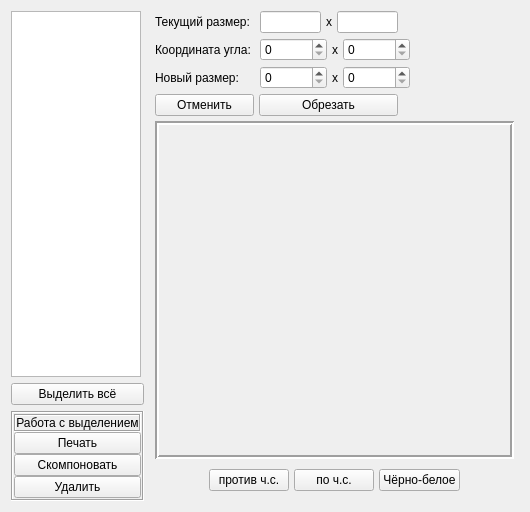
Qt form printerwidget.ui (bort-four/StudentHelper) before a commit.
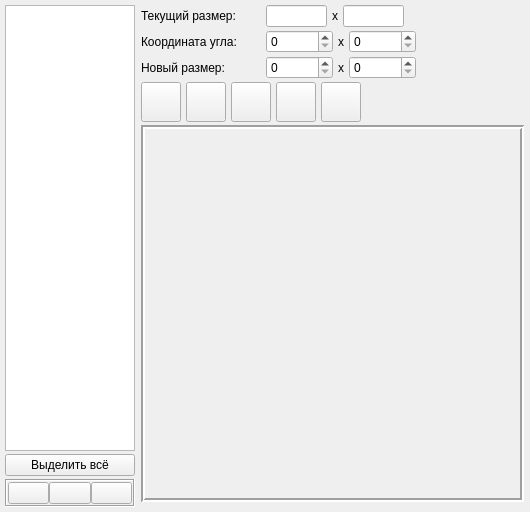
The same form after that commit. Icons and pictures are not drawn.

Commit message: Printer icons are updated

```diff
--- a/printerwidget.ui
+++ b/printerwidget.ui
@@ -14,10 +14,31 @@
    <string>Form</string>
   </property>
   <layout class="QGridLayout" name="gridLayout_2">
+   <property name="leftMargin">
+    <number>5</number>
+   </property>
+   <property name="topMargin">
+    <number>5</number>
+   </property>
+   <property name="rightMargin">
+    <number>5</number>
+   </property>
+   <property name="bottomMargin">
+    <number>5</number>
+   </property>
+   <property name="spacing">
+    <number>5</number>
+   </property>
    <item row="0" column="0">
-    <layout class="QHBoxLayout" name="horizontalLayout" stretch="0,3">
+    <layout class="QHBoxLayout" name="horizontalLayout" stretch="0,0">
+     <property name="spacing">
+      <number>3</number>
+     </property>
      <item>
       <layout class="QVBoxLayout" name="verticalLayout_2">
+       <property name="spacing">
+        <number>3</number>
+       </property>
        <item>
         <widget class="QListWidget" name="print_list">
          <property name="sizePolicy">
@@ -49,7 +70,7 @@
          <property name="frameShadow">
           <enum>QFrame::Sunken</enum>
          </property>
-         <layout class="QVBoxLayout" name="verticalLayout_3">
+         <layout class="QHBoxLayout" name="horizontalLayout_6">
           <property name="spacing">
            <number>0</number>
           </property>
@@ -65,43 +86,54 @@
           <property name="bottomMargin">
            <number>1</number>
           </property>
-          <item>
-           <widget class="QLabel" name="label">
-            <property name="frameShape">
-             <enum>QFrame::Box</enum>
-            </property>
-            <property name="frameShadow">
-             <enum>QFrame::Sunken</enum>
-            </property>
-            <property name="text">
-             <string>Работа с выделением</string>
-            </property>
-            <property name="alignment">
-             <set>Qt::AlignCenter</set>
-            </property>
-            <property name="margin">
-             <number>1</number>
-            </property>
-           </widget>
-          </item>
-          <item>
-           <widget class="QPushButton" name="print_button">
-            <property name="text">
-             <string>Печать</string>
-            </property>
-           </widget>
-          </item>
-          <item>
-           <widget class="QPushButton" name="compose_button">
-            <property name="text">
-             <string>Скомпоновать</string>
-            </property>
-           </widget>
-          </item>
           <item>
            <widget class="QPushButton" name="delete_selected_button">
             <property name="text">
-             <string>Удалить</string>
+             <string/>
+            </property>
+            <property name="icon">
+             <iconset>
+              <normaloff>../build-StudentHelper-Desktop_Qt_5_5_0_MinGW_32bit-Debug/DeleteIcon.png</normaloff>../build-StudentHelper-Desktop_Qt_5_5_0_MinGW_32bit-Debug/DeleteIcon.png</iconset>
+            </property>
+            <property name="iconSize">
+             <size>
+              <width>20</width>
+              <height>20</height>
+             </size>
+            </property>
+           </widget>
+          </item>
+          <item>
+           <widget class="QPushButton" name="compose_button">
+            <property name="text">
+             <string/>
+            </property>
+            <property name="icon">
+             <iconset>
+              <normaloff>../build-StudentHelper-Desktop_Qt_5_5_0_MinGW_32bit-Debug/CompIcon.jpg</normaloff>../build-StudentHelper-Desktop_Qt_5_5_0_MinGW_32bit-Debug/CompIcon.jpg</iconset>
+            </property>
+            <property name="iconSize">
+             <size>
+              <width>20</width>
+              <height>20</height>
+             </size>
+            </property>
+           </widget>
+          </item>
+          <item>
+           <widget class="QPushButton" name="print_button">
+            <property name="text">
+             <string/>
+            </property>
+            <property name="icon">
+             <iconset>
+              <normaloff>../build-StudentHelper-Desktop_Qt_5_5_0_MinGW_32bit-Debug/PrintIcon.png</normaloff>../build-StudentHelper-Desktop_Qt_5_5_0_MinGW_32bit-Debug/PrintIcon.png</iconset>
+            </property>
+            <property name="iconSize">
+             <size>
+              <width>20</width>
+              <height>20</height>
+             </size>
             </property>
            </widget>
           </item>
@@ -113,16 +145,16 @@
      <item>
       <layout class="QVBoxLayout" name="verticalLayout">
        <property name="spacing">
-        <number>5</number>
+        <number>3</number>
        </property>
        <property name="leftMargin">
-        <number>5</number>
+        <number>3</number>
        </property>
        <property name="topMargin">
         <number>0</number>
        </property>
        <property name="rightMargin">
-        <number>5</number>
+        <number>1</number>
        </property>
        <property name="bottomMargin">
         <number>5</number>
@@ -154,7 +186,7 @@
            </property>
            <property name="minimumSize">
             <size>
-             <width>100</width>
+             <width>120</width>
              <height>0</height>
             </size>
            </property>
@@ -250,7 +282,7 @@
            </property>
            <property name="minimumSize">
             <size>
-             <width>100</width>
+             <width>120</width>
              <height>0</height>
             </size>
            </property>
@@ -334,7 +366,7 @@
            </property>
            <property name="minimumSize">
             <size>
-             <width>100</width>
+             <width>120</width>
              <height>0</height>
             </size>
            </property>
@@ -415,12 +447,22 @@
            </property>
            <property name="minimumSize">
             <size>
-             <width>99</width>
-             <height>0</height>
+             <width>40</width>
+             <height>40</height>
             </size>
            </property>
            <property name="text">
-            <string>Отменить</string>
+            <string/>
+           </property>
+           <property name="icon">
+            <iconset>
+             <normaloff>../build-StudentHelper-Desktop_Qt_5_5_0_MinGW_32bit-Debug/CancelIcon.png</normaloff>../build-StudentHelper-Desktop_Qt_5_5_0_MinGW_32bit-Debug/CancelIcon.png</iconset>
+           </property>
+           <property name="iconSize">
+            <size>
+             <width>25</width>
+             <height>25</height>
+            </size>
            </property>
            <property name="checkable">
             <bool>false</bool>
@@ -439,6 +481,35 @@
          <item>
           <widget class="QPushButton" name="cut_button">
            <property name="sizePolicy">
+            <sizepolicy hsizetype="Minimum" vsizetype="Fixed">
+             <horstretch>0</horstretch>
+             <verstretch>0</verstretch>
+            </sizepolicy>
+           </property>
+           <property name="minimumSize">
+            <size>
+             <width>40</width>
+             <height>40</height>
+            </size>
+           </property>
+           <property name="text">
+            <string/>
+           </property>
+           <property name="icon">
+            <iconset>
+             <normaloff>../build-StudentHelper-Desktop_Qt_5_5_0_MinGW_32bit-Debug/CutIcon.png</normaloff>../build-StudentHelper-Desktop_Qt_5_5_0_MinGW_32bit-Debug/CutIcon.png</iconset>
+           </property>
+           <property name="iconSize">
+            <size>
+             <width>25</width>
+             <height>25</height>
+            </size>
+           </property>
+          </widget>
+         </item>
+         <item>
+          <widget class="QPushButton" name="rotate_right_button">
+           <property name="sizePolicy">
             <sizepolicy hsizetype="Fixed" vsizetype="Fixed">
              <horstretch>0</horstretch>
              <verstretch>0</verstretch>
@@ -446,12 +517,83 @@
            </property>
            <property name="minimumSize">
             <size>
-             <width>139</width>
-             <height>0</height>
+             <width>40</width>
+             <height>40</height>
             </size>
            </property>
            <property name="text">
-            <string>Обрезать</string>
+            <string/>
+           </property>
+           <property name="icon">
+            <iconset>
+             <normaloff>../build-StudentHelper-Desktop_Qt_5_5_0_MinGW_32bit-Debug/RotRightIcon.png</normaloff>../build-StudentHelper-Desktop_Qt_5_5_0_MinGW_32bit-Debug/RotRightIcon.png</iconset>
+           </property>
+           <property name="iconSize">
+            <size>
+             <width>25</width>
+             <height>25</height>
+            </size>
+           </property>
+          </widget>
+         </item>
+         <item>
+          <widget class="QPushButton" name="rotate_left_button">
+           <property name="sizePolicy">
+            <sizepolicy hsizetype="Fixed" vsizetype="Fixed">
+             <horstretch>0</horstretch>
+             <verstretch>0</verstretch>
+            </sizepolicy>
+           </property>
+           <property name="minimumSize">
+            <size>
+             <width>40</width>
+             <height>40</height>
+            </size>
+           </property>
+           <property name="text">
+            <string/>
+           </property>
+           <property name="icon">
+            <iconset>
+             <normaloff>../build-StudentHelper-Desktop_Qt_5_5_0_MinGW_32bit-Debug/RotLeftIcon.png</normaloff>../build-StudentHelper-Desktop_Qt_5_5_0_MinGW_32bit-Debug/RotLeftIcon.png</iconset>
+           </property>
+           <property name="iconSize">
+            <size>
+             <width>25</width>
+             <height>25</height>
+            </size>
+           </property>
+          </widget>
+         </item>
+         <item>
+          <widget class="QPushButton" name="discolour_button">
+           <property name="sizePolicy">
+            <sizepolicy hsizetype="Fixed" vsizetype="Fixed">
+             <horstretch>0</horstretch>
+             <verstretch>0</verstretch>
+            </sizepolicy>
+           </property>
+           <property name="minimumSize">
+            <size>
+             <width>40</width>
+             <height>40</height>
+            </size>
+           </property>
+           <property name="whatsThis">
+            <string comment="Перевод в чёрно-белое"/>
+           </property>
+           <property name="text">
+            <string/>
+           </property>
+           <property name="icon">
+            <iconset>
+             <normaloff>../build-StudentHelper-Desktop_Qt_5_5_0_MinGW_32bit-Debug/DiscolourIcon.bmp</normaloff>../build-StudentHelper-Desktop_Qt_5_5_0_MinGW_32bit-Debug/DiscolourIcon.bmp</iconset>
+           </property>
+           <property name="iconSize">
+            <size>
+             <width>25</width>
+             <height>25</height>
+            </size>
            </property>
           </widget>
          </item>
@@ -489,97 +631,13 @@
            <rect>
             <x>0</x>
             <y>0</y>
-            <width>354</width>
-            <height>329</height>
+            <width>371</width>
+            <height>366</height>
            </rect>
           </property>
          </widget>
         </widget>
        </item>
-       <item>
-        <layout class="QHBoxLayout" name="horizontalLayout_2" stretch="0,0,0,0,0">
-         <property name="spacing">
-          <number>5</number>
-         </property>
-         <property name="leftMargin">
-          <number>5</number>
-         </property>
-         <property name="topMargin">
-          <number>5</number>
-         </property>
-         <property name="rightMargin">
-          <number>5</number>
-         </property>
-         <property name="bottomMargin">
-          <number>5</number>
-         </property>
-         <item>
-          <spacer name="horizontalSpacer_5">
-           <property name="orientation">
-            <enum>Qt::Horizontal</enum>
-           </property>
-           <property name="sizeHint" stdset="0">
-            <size>
-             <width>40</width>
-             <height>20</height>
-            </size>
-           </property>
-          </spacer>
-         </item>
-         <item>
-          <widget class="QPushButton" name="rotate_left_button">
-           <property name="sizePolicy">
-            <sizepolicy hsizetype="Fixed" vsizetype="Fixed">
-             <horstretch>0</horstretch>
-             <verstretch>0</verstretch>
-            </sizepolicy>
-           </property>
-           <property name="text">
-            <string>против ч.с.</string>
-           </property>
-          </widget>
-         </item>
-         <item>
-          <widget class="QPushButton" name="rotate_right_button">
-           <property name="sizePolicy">
-            <sizepolicy hsizetype="Fixed" vsizetype="Fixed">
-             <horstretch>0</horstretch>
-             <verstretch>0</verstretch>
-            </sizepolicy>
-           </property>
-           <property name="text">
-            <string>по ч.с.</string>
-           </property>
-          </widget>
-         </item>
-         <item>
-          <widget class="QPushButton" name="discolour_button">
-           <property name="sizePolicy">
-            <sizepolicy hsizetype="Fixed" vsizetype="Fixed">
-             <horstretch>0</horstretch>
-             <verstretch>0</verstretch>
-            </sizepolicy>
-           </property>
-           <property name="text">
-            <string>Чёрно-белое</string>
-           </property>
-          </widget>
-         </item>
-         <item>
-          <spacer name="horizontalSpacer_6">
-           <property name="orientation">
-            <enum>Qt::Horizontal</enum>
-           </property>
-           <property name="sizeHint" stdset="0">
-            <size>
-             <width>40</width>
-             <height>20</height>
-            </size>
-           </property>
-          </spacer>
-         </item>
-        </layout>
-       </item>
       </layout>
      </item>
     </layout>
```
